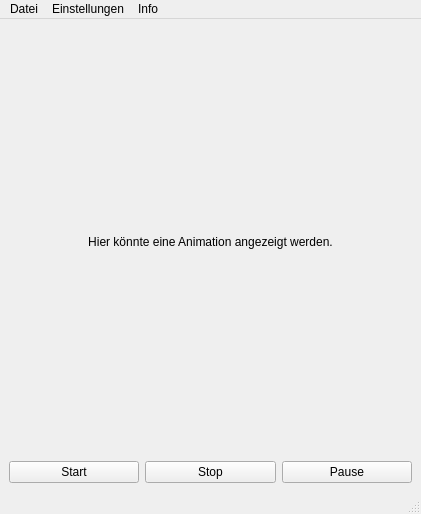
This is viewers/animationviewwindow.ui in striezel/qt-commander as Qt 5 draws it before an edit. The edited form follows.
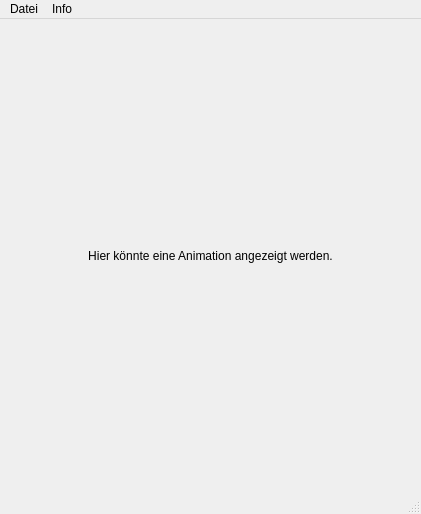
This is the edited form. Icons and pictures are not drawn.

Commit message:
simplify animation viewer window
Start, stop and pause are not required, and the setting for
automatic start of animations is not required either. We just
let the animations start automatically and let them loop forever.
That's what you would expect when viewing a GIF (or something
similar like an MNG file).

```diff
--- a/viewers/animationviewwindow.ui
+++ b/viewers/animationviewwindow.ui
@@ -18,43 +18,13 @@
   </property>
   <widget class="QWidget" name="centralwidget">
    <layout class="QGridLayout" name="gridLayout">
-    <item row="0" column="0" colspan="3">
+    <item row="0" column="0" colspan="2">
      <widget class="QLabel" name="label">
       <property name="text">
        <string>Hier könnte eine Animation angezeigt werden.</string>
       </property>
       <property name="alignment">
-       <set>Qt::AlignmentFlag::AlignCenter</set>
-      </property>
-     </widget>
-    </item>
-    <item row="1" column="0">
-     <widget class="QPushButton" name="btnStart">
-      <property name="text">
-       <string>Start</string>
-      </property>
-      <property name="icon">
-       <iconset theme="media-playback-start"/>
-      </property>
-     </widget>
-    </item>
-    <item row="1" column="1">
-     <widget class="QPushButton" name="btnStop">
-      <property name="text">
-       <string>Stop</string>
-      </property>
-      <property name="icon">
-       <iconset theme="media-playback-stop"/>
-      </property>
-     </widget>
-    </item>
-    <item row="1" column="2">
-     <widget class="QPushButton" name="btnPause">
-      <property name="text">
-       <string>Pause</string>
-      </property>
-      <property name="icon">
-       <iconset theme="media-playback-pause"/>
+       <set>Qt::AlignCenter</set>
       </property>
      </widget>
     </item>
@@ -81,14 +51,7 @@
     </property>
     <addaction name="actionSupportedFileTypes"/>
    </widget>
-   <widget class="QMenu" name="menuSettings">
-    <property name="title">
-     <string>Einstellungen</string>
-    </property>
-    <addaction name="actionAutoStartVideos"/>
-   </widget>
    <addaction name="menuFile"/>
-   <addaction name="menuSettings"/>
    <addaction name="menuInfo"/>
   </widget>
   <widget class="QStatusBar" name="statusbar"/>
```
The commit also changes 6 other files.
